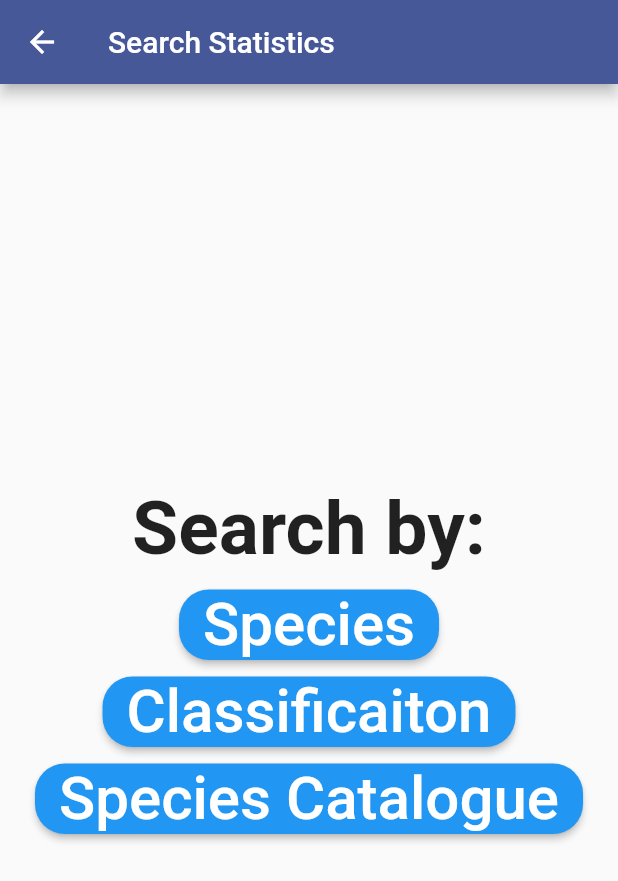
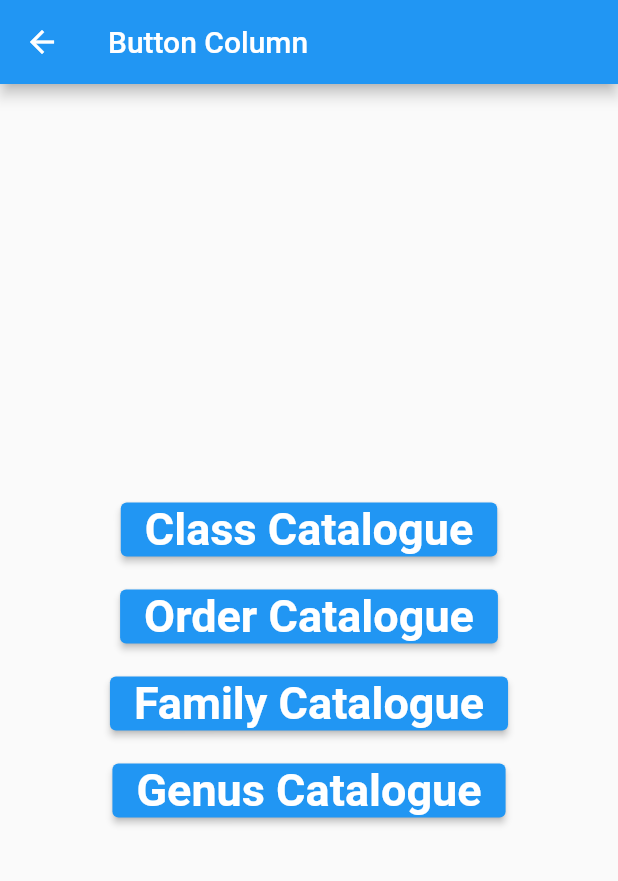
Before and after one commit to spinoandraptos/Ichthyolog_Flutter, a Flutter app: the StatisticsPage screen opened directly, after a tap on "Species Catalogue", on a phone screen of 412 x 824 dp. Shown: the top 881 px of the screen. Run offline on Flutter 3.47's test engine with Material 2 defaults, Android fonts, the phone set to English and light mode, and no system bars; our stand-ins replace flutter_secure_storage, fluttertoast, image_picker, jwt_decoder; missing offline and left inert: amplify_auth_cognito, amplify_authenticator, amplify_flutter, amplify_storage_s3, selectable_list; accounts and stored records are empty; network calls fail.

Commit message:
updated catalogue API

```diff
--- a/lib/Helpers/Http.dart
+++ b/lib/Helpers/Http.dart
@@ -502,13 +502,11 @@ Future<List<String>> searchClassification(
   if (class_ != '' && order == '' && family == '' && genus == '') {
     return searchClass(class_, startTime, endTime, sightinglocation);
   } else if (class_ != '' && order != '' && family == '' && genus == '') {
-    return searchOrder(class_, order, startTime, endTime, sightinglocation);
+    return searchOrder(order, startTime, endTime, sightinglocation);
   } else if (class_ != '' && order != '' && family != '' && genus == '') {
-    return searchFamily(
-        class_, order, family, startTime, endTime, sightinglocation);
+    return searchFamily(family, startTime, endTime, sightinglocation);
   } else if (class_ != '' && order != '' && family != '' && genus != '') {
-    return searchGenus(
-        class_, order, family, genus, startTime, endTime, sightinglocation);
+    return searchGenus(genus, startTime, endTime, sightinglocation);
   } else {
     throw Exception('Classification not found!');
   }
@@ -536,8 +534,8 @@ Future<List<String>> searchClass(String class_, String startTime,
   }
 }
 
-Future<List<String>> searchOrder(String class_, String order, String startTime,
-    String endTime, String sightinglocation) async {
+Future<List<String>> searchOrder(String order, String startTime, String endTime,
+    String sightinglocation) async {
   String url = 'https://ichthyolog-nodejs.onrender.com/statistics/order/$order';
   var response = await http.get(
     Uri.parse(url),
@@ -557,8 +555,8 @@ Future<List<String>> searchOrder(String class_, String order, String startTime,
   }
 }
 
-Future<List<String>> searchFamily(String class_, String order, String family,
-    String startTime, String endTime, String sightinglocation) async {
+Future<List<String>> searchFamily(String family, String startTime,
+    String endTime, String sightinglocation) async {
   String url =
       'https://ichthyolog-nodejs.onrender.com/statistics/family/$family';
   var response = await http.get(
@@ -579,13 +577,7 @@ Future<List<String>> searchFamily(String class_, String order, String family,
   }
 }
 
-Future<List<String>> searchGenus(
-    String class_,
-    String order,
-    String family,
-    String genus,
-    String startTime,
-    String endTime,
+Future<List<String>> searchGenus(String genus, String startTime, String endTime,
     String sightinglocation) async {
   String url = 'https://ichthyolog-nodejs.onrender.com/statistics/genus/$genus';
   var response = await http.get(
@@ -629,3 +621,75 @@ Future<List<List<String>>> searchFamilyCatalogue() async {
     throw Exception('Family not found! Error ${response.statusCode}');
   }
 }
+
+Future<List<List<String>>> searchGenusCatalogue() async {
+  String url = 'https://ichthyolog-nodejs.onrender.com/catalogue/genus';
+  var response = await http.get(
+    Uri.parse(url),
+    headers: <String, String>{
+      'Content-Type': 'application/json; charset=UTF-8',
+    },
+  );
+  if (response.statusCode == 200) {
+    List<List<String>> genusList = [];
+    var responseData = json.decode(response.body);
+    for (var everygenus in responseData) {
+      List<String> genus = [];
+      genus.add(everygenus['genus'].toString());
+      genus.add(everygenus['species_count'].toString());
+      genusList.add(genus);
+    }
+    return genusList;
+  } else {
+    print(response.body);
+    throw Exception('Genus not found! Error ${response.statusCode}');
+  }
+}
+
+Future<List<List<String>>> searchOrderCatalogue() async {
+  String url = 'https://ichthyolog-nodejs.onrender.com/catalogue/order';
+  var response = await http.get(
+    Uri.parse(url),
+    headers: <String, String>{
+      'Content-Type': 'application/json; charset=UTF-8',
+    },
+  );
+  if (response.statusCode == 200) {
+    List<List<String>> orderList = [];
+    var responseData = json.decode(response.body);
+    for (var everyorder in responseData) {
+      List<String> order = [];
+      order.add(everyorder['_order'].toString());
+      order.add(everyorder['species_count'].toString());
+      orderList.add(order);
+    }
+    return orderList;
+  } else {
+    print(response.body);
+    throw Exception('Order not found! Error ${response.statusCode}');
+  }
+}
+
+Future<List<List<String>>> searchClassCatalogue() async {
+  String url = 'https://ichthyolog-nodejs.onrender.com/catalogue/class';
+  var response = await http.get(
+    Uri.parse(url),
+    headers: <String, String>{
+      'Content-Type': 'application/json; charset=UTF-8',
+    },
+  );
+  if (response.statusCode == 200) {
+    List<List<String>> classList = [];
+    var responseData = json.decode(response.body);
+    for (var everyclass in responseData) {
+      List<String> class_ = [];
+      class_.add(everyclass['class'].toString());
+      class_.add(everyclass['species_count'].toString());
+      classList.add(class_);
+    }
+    return classList;
+  } else {
+    print(response.body);
+    throw Exception('Class not found! Error ${response.statusCode}');
+  }
+}
--- /dev/null
+++ b/lib/Routes/catalogue_mux_page.dart
@@ -0,0 +1,103 @@
+import 'package:flutter/material.dart';
+import 'package:intl/intl.dart';
+import '../Helpers/Http.dart' as httpHelpers;
+import 'catalogue_page.dart';
+
+class CatalogueMuxPage extends StatelessWidget {
+  const CatalogueMuxPage({super.key});
+
+  @override
+  Widget build(BuildContext context) {
+    return Scaffold(
+      appBar: AppBar(
+        title: const Text('Button Column'),
+      ),
+      body: Center(
+        child: Column(
+          mainAxisAlignment: MainAxisAlignment.center,
+          children: const [
+            CustomButton(
+              text: 'Class Catalogue',
+            ),
+            SizedBox(
+              height: 10,
+            ),
+            CustomButton(
+              text: 'Order Catalogue',
+            ),
+            SizedBox(
+              height: 10,
+            ),
+            CustomButton(
+              text: 'Family Catalogue',
+            ),
+            SizedBox(
+              height: 10,
+            ),
+            CustomButton(
+              text: 'Genus Catalogue',
+            ),
+          ],
+        ),
+      ),
+    );
+  }
+}
+
+class CustomButton extends StatelessWidget {
+  final String text;
+
+  const CustomButton({super.key, required this.text});
+
+  @override
+  Widget build(BuildContext context) {
+    return ElevatedButton(
+      onPressed: () {
+        if (text == 'Class Catalogue') {
+          httpHelpers.searchClassCatalogue().then((value) => Navigator.push(
+                context,
+                MaterialPageRoute(
+                    builder: (context) => CataloguePage(
+                          itemList: value,
+                          mux: 'Class',
+                        )),
+              ));
+        } else if (text == 'Order Catalogue') {
+          httpHelpers.searchOrderCatalogue().then((value) => Navigator.push(
+                context,
+                MaterialPageRoute(
+                    builder: (context) => CataloguePage(
+                          itemList: value,
+                          mux: 'Order',
+                        )),
+              ));
+        } else if (text == 'Family Catalogue') {
+          httpHelpers.searchFamilyCatalogue().then((value) => Navigator.push(
+                context,
+                MaterialPageRoute(
+                    builder: (context) => CataloguePage(
+                          itemList: value,
+                          mux: 'Family',
+                        )),
+              ));
+        } else if (text == 'Genus Catalogue') {
+          httpHelpers.searchGenusCatalogue().then((value) => Navigator.push(
+                context,
+                MaterialPageRoute(
+                    builder: (context) => CataloguePage(
+                          itemList: value,
+                          mux: 'Genus',
+                        )),
+              ));
+        }
+      },
+      child: Text(
+        text,
+        style: const TextStyle(
+          fontSize: 30,
+          fontWeight: FontWeight.bold,
+        ),
+      ),
+    );
+  }
+}
--- a/lib/Routes/statistics_page.dart
+++ b/lib/Routes/statistics_page.dart
@@ -8,6 +8,7 @@ import 'package:fluttertoast/fluttertoast.dart';
 import 'stats_result_page.dart';
 import 'search_result_page.dart';
 import 'catalogue_page.dart';
+import 'catalogue_mux_page.dart';
 
 class StatisticsPage extends StatefulWidget {
   const StatisticsPage({super.key});
@@ -120,7 +121,7 @@ class StatisticsPageState extends State<StatisticsPage> {
         fontSize: 16.0);
   }
 
-  void showFamilyCatalogue() {
+  void showCatalogue(String mux) {
     try {
       httpHelpers.searchFamilyCatalogue().then((value) {
         Navigator.push(
@@ -128,6 +129,7 @@ class StatisticsPageState extends State<StatisticsPage> {
           MaterialPageRoute(
             builder: (context) => CataloguePage(
               itemList: value,
+              mux: mux,
             ),
           ),
         );
@@ -182,7 +184,12 @@ class StatisticsPageState extends State<StatisticsPage> {
             const SizedBox(height: 10),
             ElevatedButton(
                 onPressed: () {
-                  showFamilyCatalogue();
+                  Navigator.push(
+                    context,
+                    MaterialPageRoute(
+                      builder: (context) => const CatalogueMuxPage(),
+                    ),
+                  );
                 },
                 style: ButtonStyle(
                     shape: MaterialStateProperty.all<RoundedRectangleBorder>(
```
Also changed, not shown: lib/Routes/catalogue_page.dart (+22 -8 lines).
